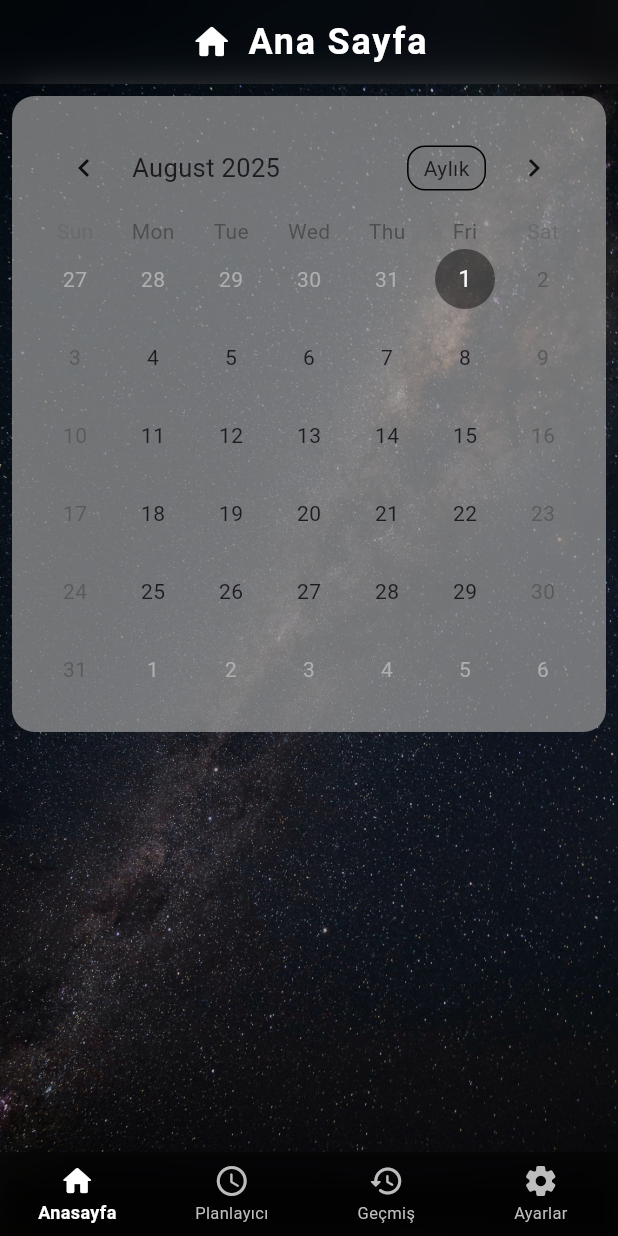
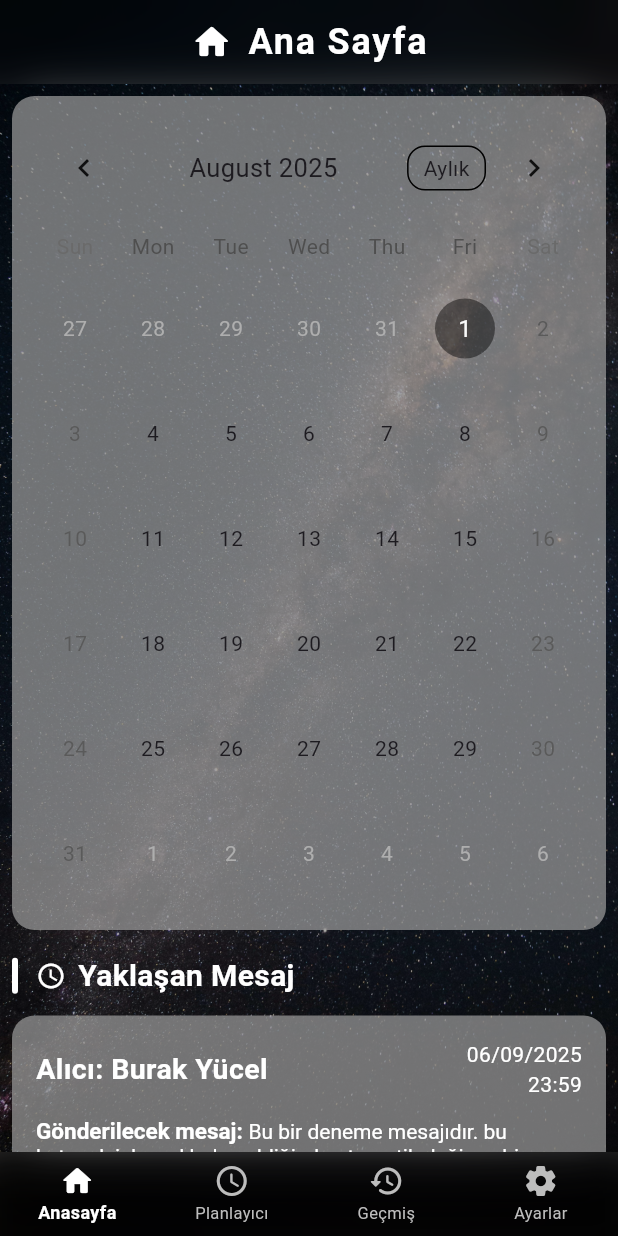
Before and after one commit to BurakYucelPY/WhatsAppBot, a Flutter app: the screen it shows after launch, on a phone screen of 412 x 824 dp. Run offline on Flutter 3.47's test engine with Material 3 defaults, Android fonts, the phone set to English and light mode, and no system bars; drawn by our look-alikes of table_calendar; our stand-ins replace go_router.

Commit message:
Implement upcoming messages display with calendar integration

```diff
--- a/lib/screens/anasayfa/anasayfa_view.dart
+++ b/lib/screens/anasayfa/anasayfa_view.dart
@@ -48,9 +48,11 @@ class AnasayfaView extends StatelessWidget {
       backgroundColor: Colors.transparent,
       body: Consumer<CalendarProvider>(
         builder: (context, provider, child) {
-          return Padding(
+          return SingleChildScrollView(
             padding: const EdgeInsets.all(8.0),
-            child: Container(
+            child: Column(
+              children: [
+                Container(
                   decoration: BoxDecoration(
                     color: Colors.grey.withOpacity(0.7),
                     borderRadius: BorderRadius.circular(15),
@@ -70,6 +72,13 @@ class AnasayfaView extends StatelessWidget {
                       CalendarFormat.twoWeeks: 'Aylık',
                       CalendarFormat.week: 'İki Haftalık',
                     },
+                    rowHeight: 70,
+                    daysOfWeekHeight: 40,
+                    headerStyle: const HeaderStyle(
+                      titleCentered: true,
+                      formatButtonVisible: true,
+                      headerPadding: EdgeInsets.symmetric(vertical: 8),
+                    ),
                     calendarStyle: const CalendarStyle(
                       todayDecoration: BoxDecoration(
                         color: Colors.black45,
@@ -82,6 +91,107 @@ class AnasayfaView extends StatelessWidget {
                     ),
                   ),
                 ),
+                const SizedBox(height: 16),
+                Align(
+                  alignment: Alignment.centerLeft,
+                  child: Row(
+                    children: [
+                      Container(
+                        width: 4,
+                        height: 24,
+                        decoration: BoxDecoration(
+                          color: Colors.white,
+                          borderRadius: BorderRadius.circular(2),
+                        ),
+                      ),
+                      const SizedBox(width: 12),
+                      const Icon(
+                        Icons.schedule,
+                        color: Colors.white,
+                        size: 20,
+                      ),
+                      const SizedBox(width: 8),
+                      const Text(
+                        'Yaklaşan Mesaj',
+                        style: TextStyle(
+                          color: Colors.white,
+                          fontSize: 20,
+                          fontWeight: FontWeight.bold,
+                        ),
+                      ),
+                    ],
+                  ),
+                ),
+                const SizedBox(height: 12),
+                Container(
+                  decoration: BoxDecoration(
+                    color: Colors.grey.withOpacity(0.7),
+                    borderRadius: BorderRadius.circular(15),
+                  ),
+                  padding: const EdgeInsets.all(16.0),
+                  child: Column(
+                    crossAxisAlignment: CrossAxisAlignment.start,
+                    children: [
+                      const Row(
+                        mainAxisAlignment: MainAxisAlignment.spaceBetween,
+                        children: [
+                          Text(
+                            'Alıcı: Burak Yücel',
+                            style: TextStyle(
+                              color: Colors.white,
+                              fontSize: 19,
+                              fontWeight: FontWeight.bold,
+                            ),
+                          ),
+                          Column(
+                            crossAxisAlignment: CrossAxisAlignment.end,
+                            children: [
+                              Text(
+                                '06/09/2025',
+                                style: TextStyle(
+                                  color: Colors.white,
+                                  fontSize: 14,
+                                ),
+                              ),
+                              Text(
+                                '23:59',
+                                style: TextStyle(
+                                  color: Colors.white,
+                                  fontSize: 14,
+                                ),
+                              ),
+                            ],
+                          ),
+                        ],
+                      ),
+                      const SizedBox(height: 12),
+                      RichText(
+                        text: const TextSpan(
+                          children: [
+                            TextSpan(
+                              text: 'Gönderilecek mesaj: ',
+                              style: TextStyle(
+                                color: Colors.white,
+                                fontSize: 15,
+                                fontWeight: FontWeight.bold,
+                              ),
+                            ),
+                            TextSpan(
+                              text:
+                                  'Bu bir deneme mesajıdır. bu kutucuk işlevsel hale geldiğinde otomatik değişen bir mesaj kutusu olacaktır.',
+                              style: TextStyle(
+                                color: Colors.white,
+                                fontSize: 14,
+                              ),
+                            ),
+                          ],
+                        ),
+                      ),
+                    ],
+                  ),
+                ),
+              ],
+            ),
           );
         },
       ),
```
Lines whose indentation alone changed are shown as unchanged.
